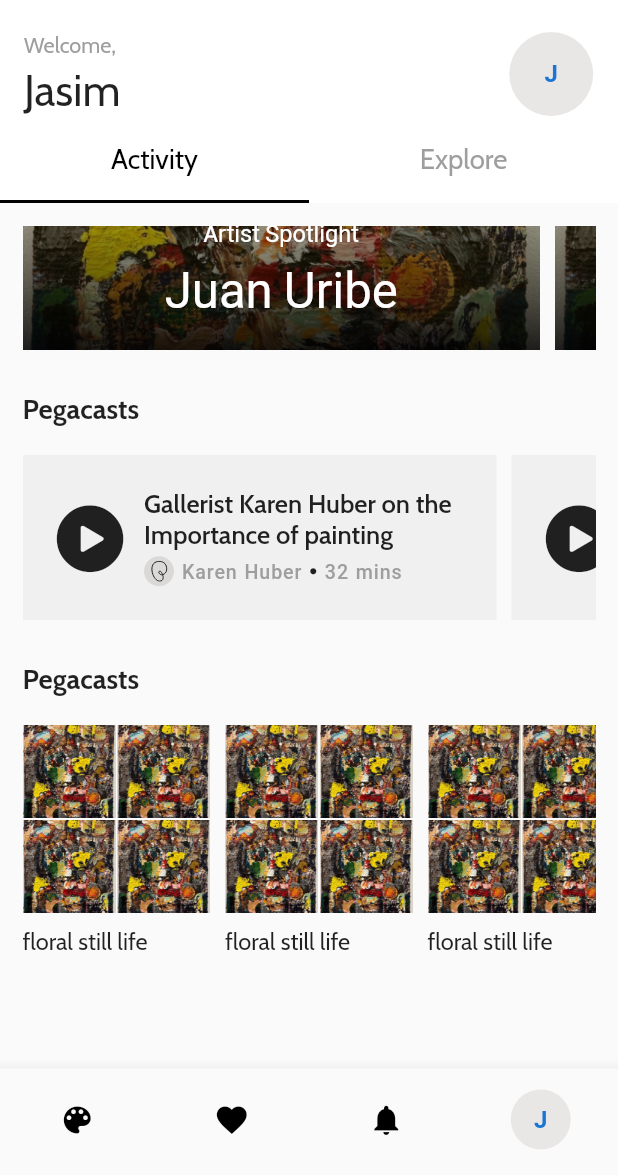
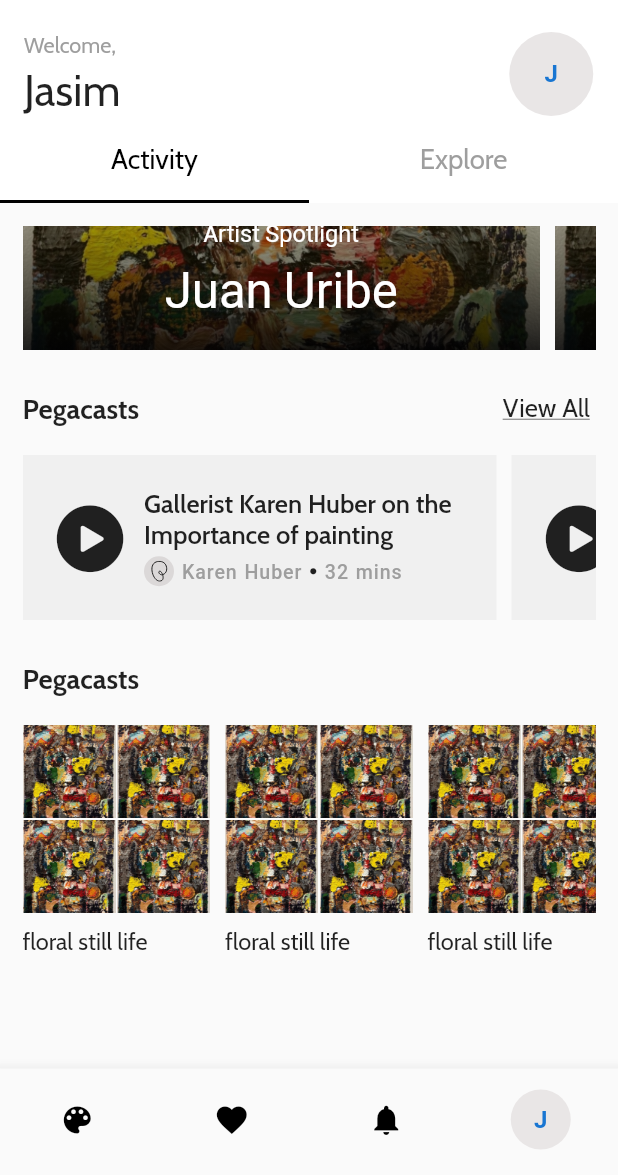
Before and after one commit to jasimameen/peggy_app, a Flutter app: the screen it shows after launch, scrolled down 1152 dp, on a phone screen of 412 x 824 dp, the part 61-1236 px from its top. Run offline on Flutter 3.47's test engine with Material 2 defaults, Android fonts, the phone set to English and light mode, and no system bars; our stand-ins replace flutter_svg, google_fonts; missing offline and left inert: pixel_perfect; Roboto replaces fonts that are missing (liberator).

Commit message:
home_activity done

```diff
--- a/lib/presentation/home/widgets/activity_view.dart
+++ b/lib/presentation/home/widgets/activity_view.dart
@@ -45,6 +45,11 @@ class HomeActivityTabView extends StatelessWidget {
         HorizontalScrollView(
           viewHeight: 110,
           title: 'Pegacasts',
+          trailing: const Text(
+            "View All ",
+            style:
+                TextStyle(decoration: TextDecoration.underline, fontSize: 13),
+          ),
           itemBuilder: (context, index) => const AudioCard(),
           itemCount: 10,
         ),
```
